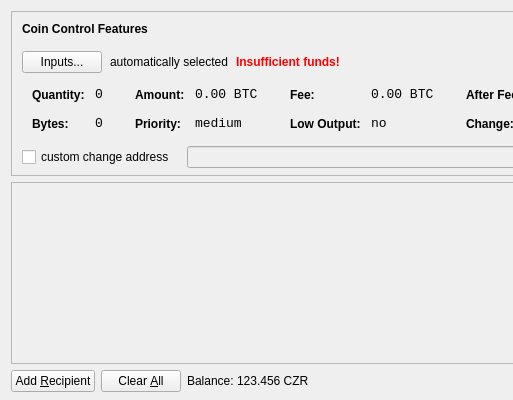
First picture: the form in src/qt/forms/sendcoinsdialog.ui, repository tetcoin-legacy/tetcoin, before the edit; both pictures show x 0 to 513 and y 0 to 400 of the 850 by 400 pixel window.
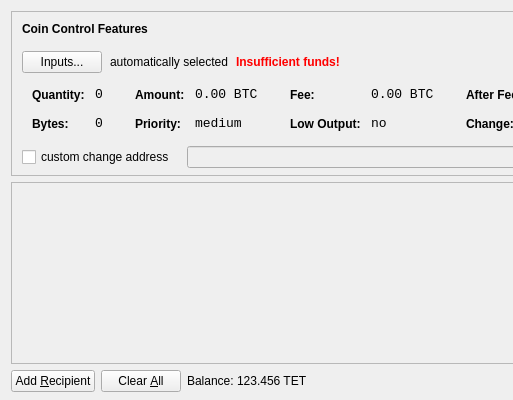
Second picture: the form after the edit. Icons and pictures are not drawn.

Patch:
```diff
--- a/src/qt/forms/sendcoinsdialog.ui
+++ b/src/qt/forms/sendcoinsdialog.ui
@@ -720,7 +720,7 @@
           <cursorShape>IBeamCursor</cursorShape>
          </property>
          <property name="text">
-          <string>123.456 CZR</string>
+          <string>123.456 TET</string>
          </property>
          <property name="textInteractionFlags">
           <set>Qt::LinksAccessibleByMouse|Qt::TextSelectableByKeyboard|Qt::TextSelectableByMouse</set>
```
